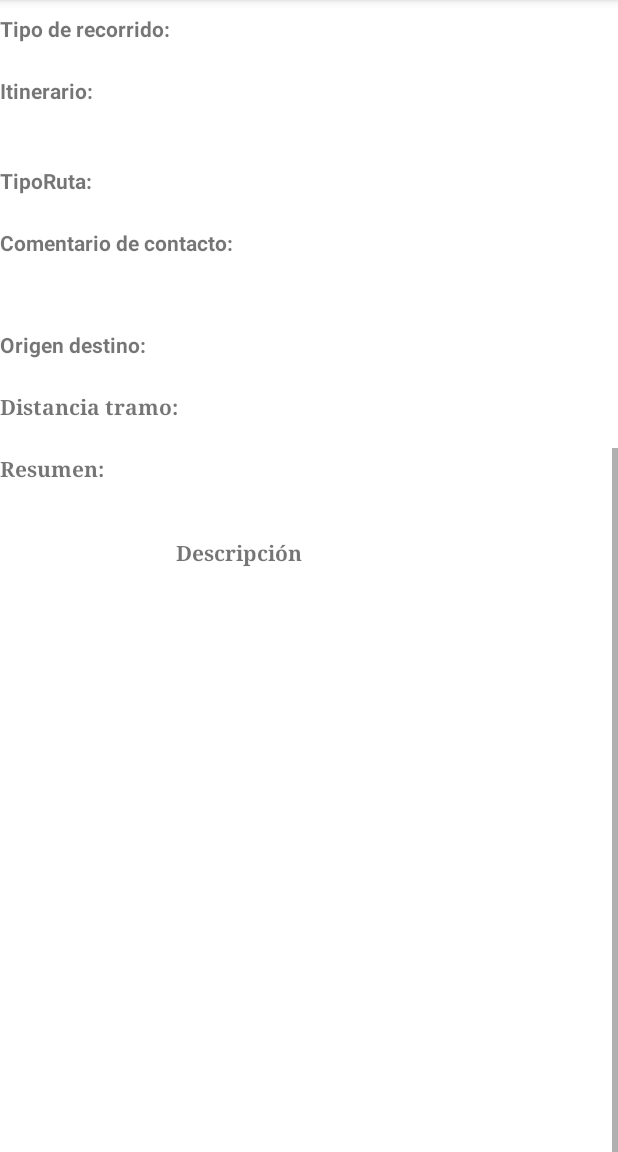
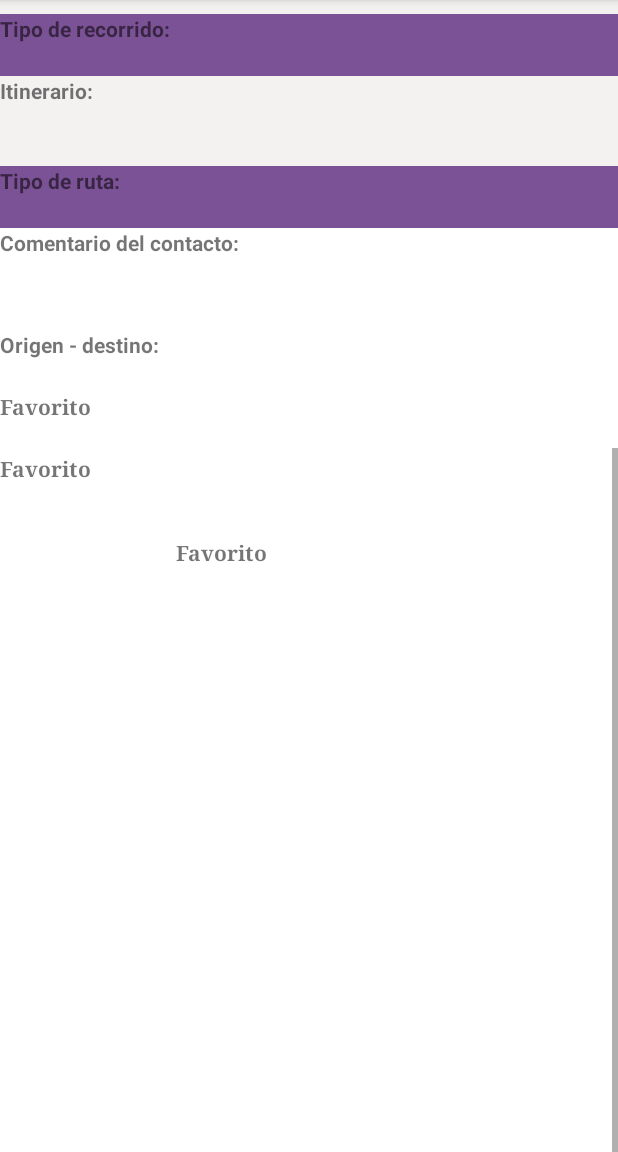
Before and after one commit to mariachurches/AplicacionMovil, an Android app: the DetailFragment screen opened through its navigation route, scrolled down 488 dp, on a phone screen of 412 x 824 dp, the part 84-1236 px from its top. Run offline under Robolectric (Android 15) with nearby library versions, the phone set to English and light mode, and no system bars.

Commit message:
implementado la funcionalidad del mapa 11/05/

```diff
--- a/app/build.gradle
+++ b/app/build.gradle
@@ -12,7 +12,7 @@ android {
         targetSdkVersion 30
         versionCode 1
         versionName "1.0"
-
+        multiDexEnabled true
         testInstrumentationRunner "androidx.test.runner.AndroidJUnitRunner"
     }
 
@@ -51,6 +51,8 @@ dependencies {
     implementation "androidx.room:room-runtime:$room_version"
     annotationProcessor "androidx.room:room-compiler:$room_version"
     implementation "androidx.cardview:cardview:1.0.0"
+    implementation 'com.google.android.gms:play-services:11.0.0'
+
 
 
 
--- a/app/src/main/java/com/example/rutasasturias/LoadImage.java
+++ b/app/src/main/java/com/example/rutasasturias/LoadImage.java
@@ -62,7 +62,7 @@ class LoadImage extends AsyncTask<String, Void, Bitmap> {
             }
         } catch (Exception e) {
             urlConnection.disconnect();
-            Log.e("LoadImage class", "Descargando imagen desde url: " + url);
+            Log.e("LoadImage class", "Se esta descargando la imagen: " + url);
         } finally {
             if (urlConnection != null) {
                 urlConnection.disconnect();
--- a/app/src/main/java/com/example/rutasasturias/MainActivity.java
+++ b/app/src/main/java/com/example/rutasasturias/MainActivity.java
@@ -1,6 +1,7 @@
 package com.example.rutasasturias;
 
 import android.content.Context;
+import android.content.SharedPreferences;
 import android.net.ConnectivityManager;
 import android.net.NetworkInfo;
 import android.os.Bundle;
@@ -18,6 +19,9 @@ public class MainActivity extends AppCompatActivity {
         super.onCreate(savedInstanceState);
         setContentView(R.layout.activity_main);
 
+        SharedPreferences preferencias = getSharedPreferences("favoritos",Context.MODE_PRIVATE);
+
+
         String online = isOnline() ? "SI" : "NO";
         Toast.makeText(getApplicationContext(), "Online: ".concat(online), Toast.LENGTH_LONG).show();
         Log.d("MainActivity","Online: ".concat(online) );
--- a/app/src/main/java/com/example/rutasasturias/RutasAsturiasListAdapter.java
+++ b/app/src/main/java/com/example/rutasasturias/RutasAsturiasListAdapter.java
@@ -19,7 +19,6 @@ public class RutasAsturiasListAdapter extends RecyclerView.Adapter <RutasAsturia
 
     public RutasAsturiasListAdapter(ArrayList<RutasAsturias> value)
     {
-        Log.d("ADAPTEEEEEER", "value = "+ value.size());
         rutasAsturias = new ArrayList<>();
         rutasAsturias=value;
 
@@ -38,7 +37,6 @@ public class RutasAsturiasListAdapter extends RecyclerView.Adapter <RutasAsturia
     {
         holder.card.setOnClickListener(v -> {
             Bundle bundle = new Bundle();
-            Log.d("ADAPTER","jeje" + rutasAsturias.get(position).getNombre());
             bundle.putInt(DetailFragment.N_RUTA, position);
             Navigation.findNavController(v).navigate(R.id.action_lista3_to_detailFragment,bundle);
 
@@ -51,7 +49,6 @@ public class RutasAsturiasListAdapter extends RecyclerView.Adapter <RutasAsturia
         }
         else
         {
-            Log.d("Holer","no null" + rutasAsturias.size());
             holder.bind(rutasAsturias.get(position));
         }
     }
@@ -60,7 +57,6 @@ public class RutasAsturiasListAdapter extends RecyclerView.Adapter <RutasAsturia
     public int getItemCount() {
         if(rutasAsturias != null)
         {
-            Log.d("EYYYYYYYYYYYYYDCOUT","tamaño vectpr" + rutasAsturias.size());
             return rutasAsturias.size();
         }
         return 1;
--- a/app/src/main/java/com/example/rutasasturias/hostFragment.java
+++ b/app/src/main/java/com/example/rutasasturias/hostFragment.java
@@ -17,14 +17,6 @@ import android.widget.Button;
  */
 public class hostFragment extends Fragment {
 
-    // TODO: Rename parameter arguments, choose names that match
-    // the fragment initialization parameters, e.g. ARG_ITEM_NUMBER
-    private static final String ARG_PARAM1 = "param1";
-    private static final String ARG_PARAM2 = "param2";
-
-    // TODO: Rename and change types of parameters
-    private String mParam1;
-    private String mParam2;
 
     public hostFragment() {
         // Required empty public constructor
@@ -42,8 +34,6 @@ public class hostFragment extends Fragment {
     public static hostFragment newInstance(String param1, String param2) {
         hostFragment fragment = new hostFragment();
         Bundle args = new Bundle();
-        args.putString(ARG_PARAM1, param1);
-        args.putString(ARG_PARAM2, param2);
         fragment.setArguments(args);
         return fragment;
     }
@@ -51,9 +41,8 @@ public class hostFragment extends Fragment {
     @Override
     public void onCreate(Bundle savedInstanceState) {
         super.onCreate(savedInstanceState);
-        if (getArguments() != null) {
-            mParam1 = getArguments().getString(ARG_PARAM1);
-            mParam2 = getArguments().getString(ARG_PARAM2);
+        if (getArguments() != null)
+        {
         }
     }
 
@@ -67,7 +56,7 @@ public class hostFragment extends Fragment {
         button1 = (Button) v.findViewById(R.id.lista);
         button2 = (Button) v.findViewById(R.id.mapa);
         button1.setOnClickListener(Navigation.createNavigateOnClickListener(R.id.action_hostFragment_to_lista32));
-        //button2.setOnClickListener(this);
+        button2.setOnClickListener(Navigation.createNavigateOnClickListener(R.id.action_hostFragment_to_mapaFragment));
 
         return v;
 
--- a/app/src/main/res/layout/fragment_detail.xml
+++ b/app/src/main/res/layout/fragment_detail.xml
@@ -51,7 +51,8 @@
                     android:layout_height="41dp"
                     android:layout_gravity="center"
                     android:layout_weight="3"
-                    android:text="Concejo:"
+                    android:background="#7B5295"
+                    android:text="@string/Concejo"
                     android:textStyle="bold" />
 
                 <TextView
@@ -60,6 +61,7 @@
                     android:layout_height="match_parent"
                     android:layout_gravity="center"
                     android:layout_weight="9"
+                    android:background="#7B5295"
                     android:text="" />
 
             </LinearLayout>
@@ -77,7 +79,8 @@
                     android:layout_height="41dp"
                     android:layout_gravity="center"
                     android:layout_weight="3"
-                    android:text="Zona:"
+                    android:background="#F4F1F1"
+                    android:text="@string/Zona"
                     android:textStyle="bold" />
 
                 <TextView
@@ -86,6 +89,7 @@
                     android:layout_height="match_parent"
                     android:layout_gravity="center"
                     android:layout_weight="9"
+                    android:background="#F4F1F1"
                     android:text="" />
 
             </LinearLayout>
@@ -103,7 +107,8 @@
                     android:layout_height="41dp"
                     android:layout_gravity="center"
                     android:layout_weight="3"
-                    android:text="Distancia:"
+                    android:background="#7B5295"
+                    android:text="@string/Distancia"
                     android:textStyle="bold" />
 
                 <TextView
@@ -112,6 +117,7 @@
                     android:layout_height="match_parent"
                     android:layout_gravity="center"
                     android:layout_weight="9"
+                    android:background="#7B5295"
                     android:text="" />
 
             </LinearLayout>
@@ -129,7 +135,8 @@
                     android:layout_height="41dp"
                     android:layout_gravity="center"
                     android:layout_weight="3"
-                    android:text="Dificultad:"
+                    android:background="#F4F1F1"
+                    android:text="@string/Dificultad"
                     android:textStyle="bold" />
 
                 <TextView
@@ -138,6 +145,7 @@
                     android:layout_height="match_parent"
                     android:layout_gravity="center"
                     android:layout_weight="9"
+                    android:background="#F4F1F1"
                     android:text="" />
 
             </LinearLayout>
@@ -155,7 +163,8 @@
                     android:layout_height="41dp"
                     android:layout_gravity="center"
                     android:layout_weight="4"
-                    android:text="Tiempo a pie:"
+                    android:background="#7B5295"
+                    android:text="@string/Tiempoapie"
                     android:textStyle="bold" />
 
                 <TextView
@@ -164,6 +173,7 @@
                     android:layout_height="match_parent"
                     android:layout_gravity="center"
                     android:layout_weight="8"
+                    android:background="#7B5295"
                     android:text="" />
 
             </LinearLayout>
@@ -181,7 +191,8 @@
                     android:layout_height="41dp"
                     android:layout_gravity="center"
                     android:layout_weight="3"
-                    android:text="Código:"
+                    android:background="#F4F1F1"
+                    android:text="@string/Codigo"
                     android:textStyle="bold" />
 
                 <TextView
@@ -190,6 +201,7 @@
                     android:layout_height="match_parent"
                     android:layout_gravity="center"
                     android:layout_weight="9"
+                    android:background="#F4F1F1"
                     android:text="" />
 
             </LinearLayout>
@@ -207,6 +219,7 @@
                     android:layout_height="41dp"
                     android:layout_gravity="center"
                     android:layout_weight="3"
+                    android:background="#7B5295"
                     android:text="Tipo de recorrido:"
                     android:textStyle="bold" />
 
@@ -216,6 +229,7 @@
                     android:layout_height="match_parent"
                     android:layout_gravity="center"
                     android:layout_weight="9"
+                    android:background="#7B5295"
                     android:text="" />
 
             </LinearLayout>
@@ -233,7 +247,8 @@
                     android:layout_height="60dp"
                     android:layout_gravity="center"
                     android:layout_weight="3"
-                    android:text="Itinerario:"
+                    android:background=" #F4F1F1"
+                    android:text="@string/Itinerario"
                     android:textStyle="bold" />
 
                 <TextView
@@ -242,6 +257,7 @@
                     android:layout_height="match_parent"
                     android:layout_gravity="center"
                     android:layout_weight="9"
+                    android:background="#F4F1F1"
                     android:text=""
                     app:autoSizeTextType="uniform" />
 
@@ -260,7 +276,8 @@
                     android:layout_height="41dp"
                     android:layout_gravity="center"
                     android:layout_weight="3"
-                    android:text="TipoRuta:"
+                    android:background="#7B5295"
+                    android:text="@string/TipoRuta"
                     android:textStyle="bold" />
 
                 <TextView
@@ -269,6 +286,7 @@
                     android:layout_height="match_parent"
                     android:layout_gravity="center"
                     android:layout_weight="9"
+                    android:background="#7B5295"
                     android:text="" />
 
             </LinearLayout>
@@ -286,7 +304,7 @@
                     android:layout_height="68dp"
                     android:layout_gravity="center"
                     android:layout_weight="4"
-                    android:text="Comentario de contacto:"
+                    android:text="@string/Comentario"
                     android:textStyle="bold" />
 
                 <TextView
@@ -314,7 +332,7 @@
                     android:layout_height="41dp"
                     android:layout_gravity="center"
                     android:layout_weight="4"
-                    android:text="Origen destino:"
+                    android:text="@string/OrigenDest"
                     android:textStyle="bold" />
 
                 <TextView
@@ -343,7 +361,7 @@
                     android:layout_gravity="center"
                     android:layout_weight="4"
                     android:fontFamily="serif"
-                    android:text="Distancia tramo:"
+                    android:text="@string/DistanciaTramo"
                     android:textStyle="bold" />
 
                 <TextView
@@ -371,7 +389,7 @@
                     android:layout_gravity="center"
                     android:layout_weight="3"
                     android:fontFamily="serif"
-                    android:text="Resumen:"
+                    android:text="@string/Resumen"
                     android:textStyle="bold" />
 
                 <TextView
@@ -393,7 +411,7 @@
                 android:layout_height="41dp"
                 android:layout_gravity="center"
                 android:fontFamily="serif"
-                android:text="Descripción"
+                android:text="@string/Descripcion"
                 android:textStyle="bold" />
 
             <TextView
--- a/app/src/main/res/layout/fragment_lista.xml
+++ b/app/src/main/res/layout/fragment_lista.xml
@@ -19,7 +19,7 @@
             android:layout_width="392dp"
             android:layout_height="46dp"
             android:layout_marginTop="24dp"
-            android:background="#60ABDD"
+            android:background="#7B5295"
             app:layout_constraintEnd_toStartOf="@+id/textView3"
             app:layout_constraintHorizontal_bias="0.592"
             app:layout_constraintStart_toStartOf="parent"
--- a/app/src/main/res/navigation/nav_graph.xml
+++ b/app/src/main/res/navigation/nav_graph.xml
@@ -13,6 +13,9 @@
         <action
             android:id="@+id/action_hostFragment_to_lista32"
             app:destination="@id/lista3" />
+        <action
+            android:id="@+id/action_hostFragment_to_mapaFragment"
+            app:destination="@id/mapaFragment" />
     </fragment>
     <fragment
         android:id="@+id/lista3"
@@ -28,4 +31,9 @@
         android:name="com.example.rutasasturias.DetailFragment"
         android:label="fragment_detail"
         tools:layout="@layout/fragment_detail" />
+    <fragment
+        android:id="@+id/mapaFragment"
+        android:name="com.example.rutasasturias.MapaFragment"
+        android:label="fragment_mapa"
+        tools:layout="@layout/fragment_mapa" />
 </navigation>
--- a/app/src/main/res/values/arrays.xml
+++ b/app/src/main/res/values/arrays.xml
@@ -1,7 +1,7 @@
 <?xml version="1.0" encoding="utf-8"?>
 <resources>
     <string-array name="filtros">
-        <item>@string/localizacion</item>
+        <item>@string/Localizacion</item>
         <item>@string/tipo</item>
     </string-array>
 </resources>
--- a/app/src/main/res/values/strings.xml
+++ b/app/src/main/res/values/strings.xml
@@ -1,8 +1,20 @@
 <resources>
     <string name="app_name">RutasAsturias</string>
-    <string name="tituloLista">Lista de animales:</string>
-    <!-- TODO: Remove or change this placeholder text -->
-    <string name="hello_blank_fragment">Hello blank fragment</string>
-    <string name="localizacion">Localización</string>
     <string name="tipo">Tipo</string>
+    <string name="Localizacion">Localización</string>
+    <string name="Concejo">Concejo</string>
+    <string name="Zona">Zona:</string>
+    <string name="Distancia">Distancia:</string>
+    <string name="Dificultad">Dificultad:</string>
+    <string name="Tiempoapie">Tiempo a pie:</string>
+    <string name="Codigo">Código:</string>
+    <string name="TipoDeRecorrido">Tipo de recorrido:</string>
+    <string name="Itinerario">Itinerario:</string>
+    <string name="TipoRuta">Tipo de ruta:</string>
+    <string name="Comentario">Comentario del contacto:</string>
+    <string name="OrigenDest">Origen - destino:</string>
+    <string name="DistanciaTramo">Favorito</string>
+    <string name="Resumen">Favorito</string>
+    <string name="Descripcion">Favorito</string>
+    <string name="button_text">Favorito</string>
 </resources>
```
Also changed, not shown: app/src/main/AndroidManifest.xml (+7 -0 lines), app/src/main/java/com/example/rutasasturias/MapaFragment.java (added, +133 -0 lines), app/src/main/java/com/example/rutasasturias/RutasAsturiasHolder.java (+3 -5 lines), app/src/main/java/com/example/rutasasturias/RutasListFragment.java (+3 -19 lines), app/src/main/res/layout/fragment_host.xml (+9 -8 lines), app/src/main/res/layout/fragment_mapa.xml (added, +14 -0 lines), app/src/main/res/layout/item_layout.xml (+30 -27 lines), app/src/main/res/layout/spinner_down.xml (added, +11 -0 lines), app/src/main/res/drawable/button_icon.png (added), 3 other files.
